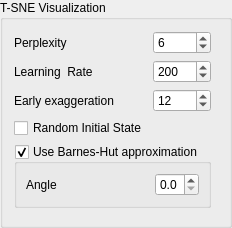
Before: the Qt Designer form lib/ui/widgets/tsne_options_widget.ui in metgem/metgem, drawn with Qt 5.
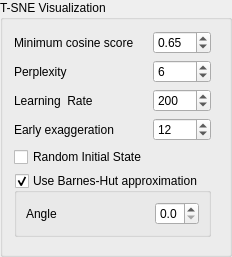
After: the same form once the commit is applied.

Commit message: Adds mininum score parameter to t-SNE worker

Patch:
```diff
--- a/lib/ui/widgets/tsne_options_widget.ui
+++ b/lib/ui/widgets/tsne_options_widget.ui
@@ -14,21 +14,69 @@
    <string>T-SNE Visualization</string>
   </property>
   <layout class="QGridLayout" name="gridLayout_3">
-   <item row="1" column="0">
+   <item row="5" column="0" colspan="2">
+    <widget class="QGroupBox" name="gbBarnesHut">
+     <property name="title">
+      <string>Use Barnes-Hut approximation</string>
+     </property>
+     <property name="flat">
+      <bool>true</bool>
+     </property>
+     <property name="checkable">
+      <bool>true</bool>
+     </property>
+     <layout class="QHBoxLayout" name="horizontalLayout">
+      <item>
+       <widget class="QLabel" name="label_2">
+        <property name="text">
+         <string>Angle</string>
+        </property>
+       </widget>
+      </item>
+      <item>
+       <spacer name="horizontalSpacer_2">
+        <property name="orientation">
+         <enum>Qt::Horizontal</enum>
+        </property>
+        <property name="sizeHint" stdset="0">
+         <size>
+          <width>40</width>
+          <height>20</height>
+         </size>
+        </property>
+       </spacer>
+      </item>
+      <item>
+       <widget class="QDoubleSpinBox" name="spinAngle">
+        <property name="decimals">
+         <number>1</number>
+        </property>
+        <property name="maximum">
+         <double>1.000000000000000</double>
+        </property>
+        <property name="singleStep">
+         <double>0.100000000000000</double>
+        </property>
+       </widget>
+      </item>
+     </layout>
+    </widget>
+   </item>
+   <item row="2" column="0">
     <widget class="QLabel" name="label_3">
      <property name="text">
       <string>Learning  Rate</string>
      </property>
     </widget>
    </item>
-   <item row="0" column="0">
+   <item row="1" column="0">
     <widget class="QLabel" name="label_4">
      <property name="text">
       <string>Perplexity</string>
      </property>
     </widget>
    </item>
-   <item row="1" column="1">
+   <item row="2" column="1">
     <widget class="QSpinBox" name="spinTSNELearningRate">
      <property name="enabled">
       <bool>true</bool>
@@ -47,7 +95,7 @@
      </property>
     </widget>
    </item>
-   <item row="0" column="1">
+   <item row="1" column="1">
     <widget class="QSpinBox" name="spinTSNEPerplexity">
      <property name="enabled">
       <bool>true</bool>
@@ -63,14 +111,14 @@
      </property>
     </widget>
    </item>
-   <item row="2" column="0">
+   <item row="3" column="0">
     <widget class="QLabel" name="label">
      <property name="text">
       <string>Early exaggeration</string>
      </property>
     </widget>
    </item>
-   <item row="2" column="1">
+   <item row="3" column="1">
     <widget class="QSpinBox" name="spinTSNEEarlyExaggeration">
      <property name="maximum">
       <number>100</number>
@@ -80,7 +128,7 @@
      </property>
     </widget>
    </item>
-   <item row="0" column="2" rowspan="6">
+   <item row="1" column="2" rowspan="6">
     <spacer name="horizontalSpacer">
      <property name="orientation">
       <enum>Qt::Horizontal</enum>
@@ -93,61 +141,33 @@
      </property>
     </spacer>
    </item>
-   <item row="4" column="0" colspan="2">
-    <widget class="QGroupBox" name="gbBarnesHut">
-     <property name="title">
-      <string>Use Barnes-Hut approximation</string>
-     </property>
-     <property name="flat">
-      <bool>true</bool>
-     </property>
-     <property name="checkable">
-      <bool>true</bool>
-     </property>
-     <layout class="QHBoxLayout" name="horizontalLayout">
-      <item>
-       <widget class="QLabel" name="label_2">
-        <property name="text">
-         <string>Angle</string>
-        </property>
-       </widget>
-      </item>
-      <item>
-       <spacer name="horizontalSpacer_2">
-        <property name="orientation">
-         <enum>Qt::Horizontal</enum>
-        </property>
-        <property name="sizeHint" stdset="0">
-         <size>
-          <width>40</width>
-          <height>20</height>
-         </size>
-        </property>
-       </spacer>
-      </item>
-      <item>
-       <widget class="QDoubleSpinBox" name="spinAngle">
-        <property name="decimals">
-         <number>1</number>
-        </property>
-        <property name="maximum">
-         <double>1.000000000000000</double>
-        </property>
-        <property name="singleStep">
-         <double>0.100000000000000</double>
-        </property>
-       </widget>
-      </item>
-     </layout>
-    </widget>
-   </item>
-   <item row="3" column="0">
+   <item row="4" column="0">
     <widget class="QCheckBox" name="chkRandomState">
      <property name="text">
       <string>Random Initial State</string>
      </property>
     </widget>
    </item>
+   <item row="0" column="0">
+    <widget class="QLabel" name="label_5">
+     <property name="text">
+      <string>Minimum cosine score</string>
+     </property>
+    </widget>
+   </item>
+   <item row="0" column="1">
+    <widget class="QDoubleSpinBox" name="spinMinScore">
+     <property name="maximum">
+      <double>1.000000000000000</double>
+     </property>
+     <property name="singleStep">
+      <double>0.050000000000000</double>
+     </property>
+     <property name="value">
+      <double>0.650000000000000</double>
+     </property>
+    </widget>
+   </item>
   </layout>
  </widget>
  <tabstops>
```
The commit also changes 2 other files.
